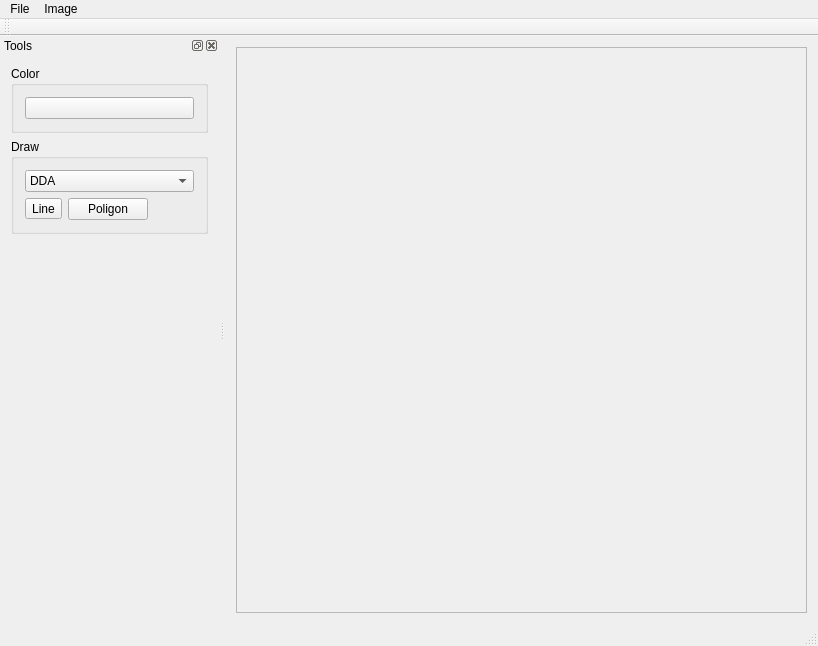
Qt form ImageViewer.ui (mavik3/pg) before a commit.
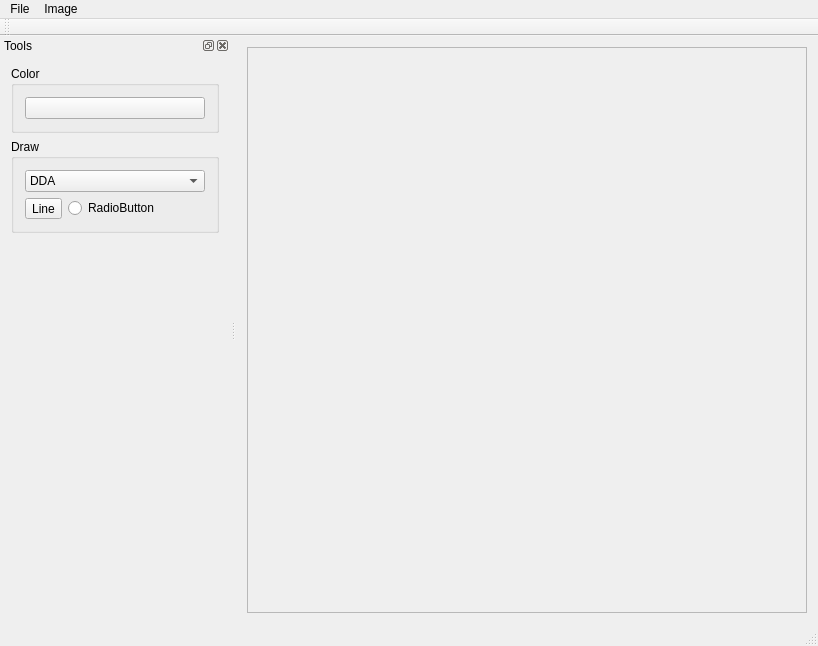
The same form after that commit.

Commit message: uz takmer mam polygon

What changed in the file:
```diff
--- a/ImageViewer.ui
+++ b/ImageViewer.ui
@@ -25,7 +25,7 @@
         <rect>
          <x>0</x>
          <y>0</y>
-         <width>585</width>
+         <width>570</width>
          <height>565</height>
         </rect>
        </property>
@@ -144,9 +144,9 @@
          </widget>
         </item>
         <item row="1" column="1">
-         <widget class="QPushButton" name="toolButtonDrawPoligon">
+         <widget class="QRadioButton" name="Polygon">
           <property name="text">
-           <string>Poligon</string>
+           <string>RadioButton</string>
           </property>
          </widget>
         </item>
```
The commit also changes 2 other files.
